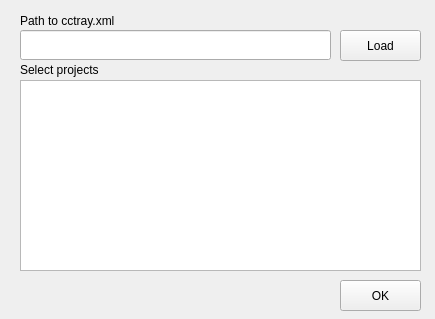
First picture: the form in data/server_configuration.ui, repository anaynayak/buildnotify, before the edit.
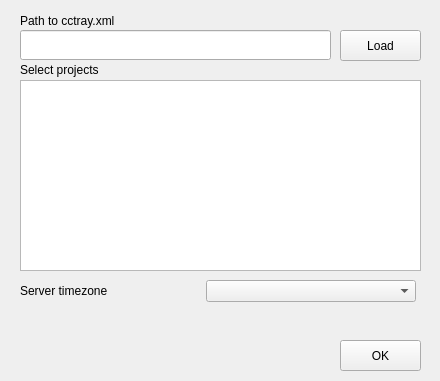
Second picture: the form after the edit.

Commit message: Moved timezone to server specific config.

Diff of the .ui file:
```diff
--- a/data/server_configuration.ui
+++ b/data/server_configuration.ui
@@ -6,8 +6,8 @@
    <rect>
     <x>0</x>
     <y>0</y>
-    <width>435</width>
-    <height>319</height>
+    <width>440</width>
+    <height>381</height>
    </rect>
   </property>
   <property name="windowTitle">
@@ -91,7 +91,7 @@
    <property name="geometry">
     <rect>
      <x>340</x>
-     <y>280</y>
+     <y>340</y>
      <width>81</width>
      <height>31</height>
     </rect>
@@ -103,6 +103,71 @@
     <bool>false</bool>
    </property>
   </widget>
+  <widget class="QWidget" name="layoutWidget">
+   <property name="geometry">
+    <rect>
+     <x>20</x>
+     <y>280</y>
+     <width>401</width>
+     <height>41</height>
+    </rect>
+   </property>
+   <layout class="QHBoxLayout" name="horizontalLayout">
+    <property name="sizeConstraint">
+     <enum>QLayout::SetFixedSize</enum>
+    </property>
+    <item>
+     <widget class="QLabel" name="timezoneLabel">
+      <property name="sizePolicy">
+       <sizepolicy hsizetype="Minimum" vsizetype="Preferred">
+        <horstretch>0</horstretch>
+        <verstretch>0</verstretch>
+       </sizepolicy>
+      </property>
+      <property name="minimumSize">
+       <size>
+        <width>180</width>
+        <height>0</height>
+       </size>
+      </property>
+      <property name="maximumSize">
+       <size>
+        <width>180</width>
+        <height>16777215</height>
+       </size>
+      </property>
+      <property name="text">
+       <string>Server timezone</string>
+      </property>
+      <property name="buddy">
+       <cstring>timezoneList</cstring>
+      </property>
+     </widget>
+    </item>
+    <item>
+     <widget class="QComboBox" name="timezoneList">
+      <property name="sizePolicy">
+       <sizepolicy hsizetype="Minimum" vsizetype="Fixed">
+        <horstretch>0</horstretch>
+        <verstretch>0</verstretch>
+       </sizepolicy>
+      </property>
+      <property name="minimumSize">
+       <size>
+        <width>210</width>
+        <height>0</height>
+       </size>
+      </property>
+      <property name="maximumSize">
+       <size>
+        <width>200</width>
+        <height>16777215</height>
+       </size>
+      </property>
+     </widget>
+    </item>
+   </layout>
+  </widget>
  </widget>
  <tabstops>
   <tabstop>addServerUrl</tabstop>
```
The commit also changes 8 other files.
